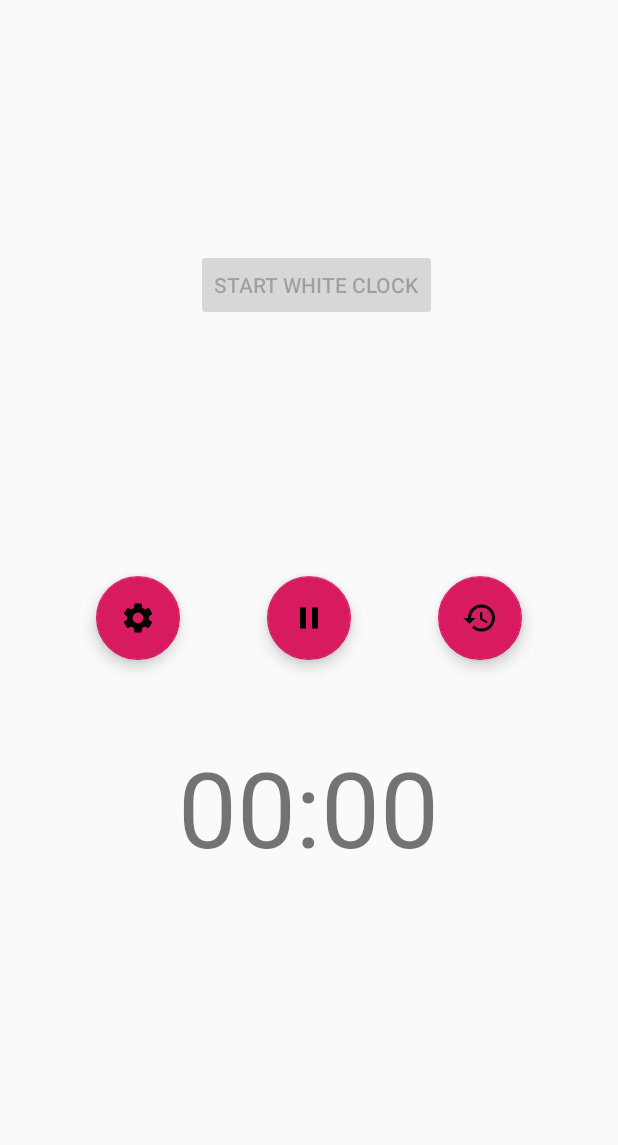
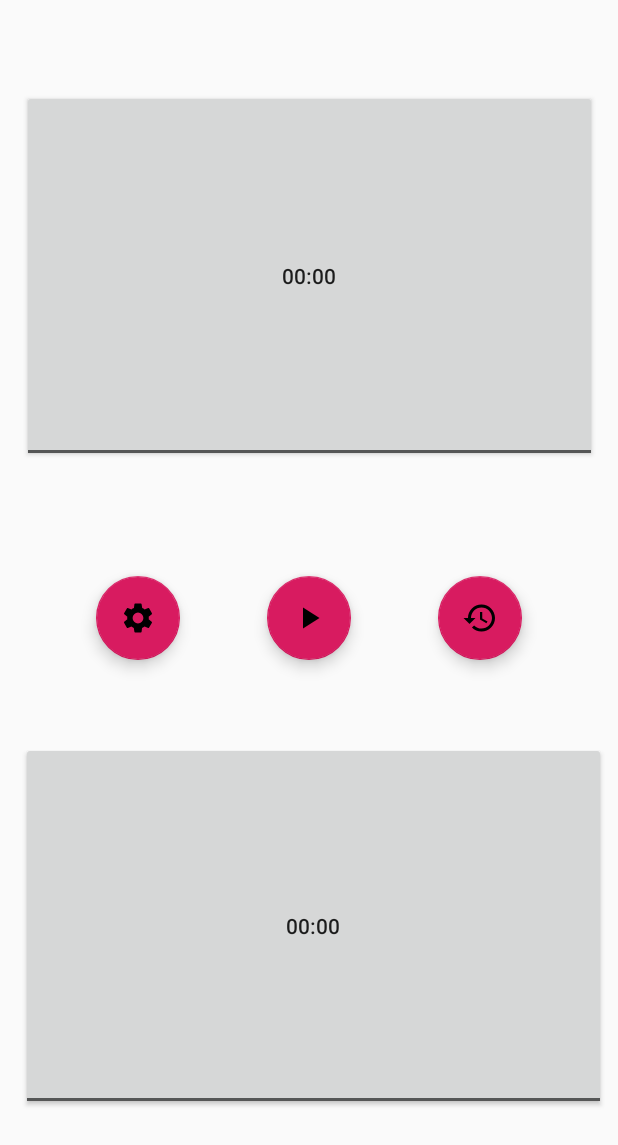
Before and after one commit to jwright12/ChessTimer, an Android app: the screen it shows after launch (MainActivity), after a tap on "SET", on a phone screen of 412 x 824 dp. Shown: the top 1145 px of the screen. Run offline under Robolectric (Android 15) with nearby library versions, the phone set to English and light mode, and no system bars; 1 statement that could not run was skipped; 1 other tap on this screen came first.

Commit message:
Slowly making progress

```diff
--- a/app/src/main/java/com/example/chess_time/Clock.kt
+++ b/app/src/main/java/com/example/chess_time/Clock.kt
@@ -12,9 +12,5 @@ class Clock : AppCompatActivity(){
         super.onCreate(savedInstanceState)
         setContentView(R.layout.activity_main)
 
-        start_white_button.setOnClickListener {
-            d("start white button", "pressed")
-
         }
-    }
 }
--- a/app/src/main/java/com/example/chess_time/MainActivity.kt
+++ b/app/src/main/java/com/example/chess_time/MainActivity.kt
@@ -13,9 +13,15 @@ import java.util.*
 
 class MainActivity : AppCompatActivity() {
 
-    private var isPaused = false
-    private var isCancelled = false
-    private var resumeFromMillis:Long = 0
+    // White clock state variables
+    private var white_isPaused = false
+    private var white_isCancelled = false
+    private var white_resumeFromMillis:Long = 0
+
+    // Black
+    private var black_isPaused = false
+    private var black_isCancelled = false
+    private var black_resumeFromMillis:Long = 0
 
     override fun onCreate(savedInstanceState: Bundle?) {
         super.onCreate(savedInstanceState)
@@ -45,39 +51,79 @@ class MainActivity : AppCompatActivity() {
             }
 
             // Display the countdown in 00:00:00 format, update buttons, hide irrelevant objects
-            format_countdown_text(input_time_long)
+            format_white_countdown(input_time_long)
+            format_black_countdown(input_time_long)
             close_keyboard()
             format_interface()
+
+            // Enable the black toggle button to start the match
+            black_toggle.isClickable = true
+            Toast.makeText(this@MainActivity, "Black clicks their clock to start", Toast.LENGTH_SHORT).show()
         }
 
         restart_game_button.setOnClickListener {
-            // Activate time setting input and button, clear display countdown text
+
+            // Update both sides clock states and display text/images
+            white_isCancelled = true
+            black_isCancelled = true
+            white_isPaused = false
+            black_isPaused = false
+
+            //it.isEnabled = false
+            pause_resume_game_button.setImageResource(R.drawable.ic_play_arrow_black_24dp)
+
+            black_toggle.setText("00:00")
+            white_toggle.setText("00:00")
+
             match_time_input.isVisible = true
             set_match_time_button.isVisible = true
-            countdown_text_white.setText("00:00")
+        }
+
+        pause_resume_game_button.setOnClickListener {
+
+            // Pause and resume both white and black clocks
+            if (white_isPaused == false && black_isPaused == false) {
+                white_isPaused = true
+                black_isPaused = true
+                pause_resume_game_button.setImageResource(R.drawable.ic_play_arrow_black_24dp)
+            } else {
+                timer_white(white_resumeFromMillis, default_interval).start()
+                timer_black(black_resumeFromMillis, default_interval).start()
+                white_isPaused = false
+                black_isPaused = false
+                pause_resume_game_button.setImageResource(R.drawable.ic_pause_black_24dp)
+            }
 
         }
 
-        start_white_button.setOnClickListener {
-            // Start the countdown timer, update floating action buttons
+        black_toggle.setOnClickListener {
+
+            // start white timer
             timer_white(input_time_long, default_interval).start()
-            it.isEnabled = false
-            pause_game_button.setImageResource(R.drawable.ic_pause_black_24dp)
-            isCancelled = false
-            isPaused = false
+
+            // Update floating action button
+            pause_resume_game_button.setImageResource(R.drawable.ic_pause_black_24dp)
+
+            // Enable white button & disable black
+
         }
 
-        pause_game_button.setOnClickListener {
-            isPaused = true
-            isCancelled = false
-            it.isEnabled = false
-            pause_game_button.setImageResource(R.drawable.ic_play_arrow_black_24dp)
+        white_toggle.setOnClickListener {
+
+            // Pause whites time
+            white_isPaused = true
+            white_isCancelled = false
+
+            // Start blacks clock
+            timer_black(input_time_long, default_interval).start()
+
+            // Enable white button & disable black
 
         }
     }
 
 
-    private fun format_countdown_text(input_time_long: Long) {
+    private fun format_white_countdown(input_time_long: Long) {
         // Format and display the countdown text, close keyboard and input text
         // Convert to hours, minutes, seconds
 
@@ -92,7 +138,32 @@ class MainActivity : AppCompatActivity() {
             formatted_time = String.format(Locale.getDefault(), "%02d:%02d", minutes, seconds)
         }
 
-        countdown_text_white.setText(formatted_time)
+        //white toggle button text
+        white_toggle.setText(formatted_time)
+        white_toggle.textOff = formatted_time
+        white_toggle.textOn = formatted_time
+    }
+
+    private fun format_black_countdown(input_time_long: Long) {
+        // Format and display the countdown text, close keyboard and input text
+        // Convert to hours, minutes, seconds
+
+        val hours = (input_time_long / 1000) / 3600
+        val minutes = ((input_time_long / 1000) % 3600) / 60
+        val seconds = (input_time_long / 1000) % 60
+        val formatted_time: String
+
+        if (hours > 0) {
+            formatted_time = String.format(Locale.getDefault(), "%d:%02d:%02d", hours, minutes, seconds)
+        } else {
+            formatted_time = String.format(Locale.getDefault(), "%02d:%02d", minutes, seconds)
+        }
+
+        // Set the beginning time for all toggle button states for now. Unless something else makes more sense later.
+        black_toggle.setText(formatted_time)
+        black_toggle.textOff = formatted_time
+        black_toggle.textOn = formatted_time
+
     }
 
     private fun format_interface() {
@@ -103,17 +174,39 @@ class MainActivity : AppCompatActivity() {
 
     private fun timer_white(time: Long, interval: Long): CountDownTimer {
         return object : CountDownTimer(time, interval) {
-            override fun onTick(time_to_finish: Long) {
+            override fun onTick(white_time_to_finish: Long) {
 
-                val timeRemaining = time_to_finish
+                val white_timeRemaining = white_time_to_finish
 
-                if (isPaused) {
-                    resumeFromMillis = time_to_finish
+                if (white_isPaused) {
+                    white_resumeFromMillis = white_time_to_finish
                     cancel()
-                } else if (isCancelled) {
+                } else if (white_isCancelled) {
                     cancel()
                 } else {
-                    format_countdown_text(timeRemaining)
+                    format_white_countdown(white_timeRemaining)
+                }
+            }
+
+            override fun onFinish() {
+                println("Done")
+            }
+        }
+    }
+
+    private fun timer_black(time: Long, interval: Long): CountDownTimer {
+        return object : CountDownTimer(time, interval) {
+            override fun onTick(black_time_to_finish: Long) {
+
+                val black_timeRemaining = black_time_to_finish
+
+                if (black_isPaused) {
+                    black_resumeFromMillis = black_time_to_finish
+                    cancel()
+                } else if (black_isCancelled) {
+                    cancel()
+                } else {
+                    format_black_countdown(black_timeRemaining)
                 }
             }
 
--- a/app/src/main/res/layout/activity_main.xml
+++ b/app/src/main/res/layout/activity_main.xml
@@ -10,13 +10,16 @@
     <include layout="@layout/content_main" app:layout_anchorGravity="start|center"
     />
 
+
     <com.google.android.material.floatingactionbutton.FloatingActionButton
-            android:id="@+id/pause_game_button"
+            android:id="@+id/pause_resume_game_button"
             android:layout_width="wrap_content"
             android:layout_height="wrap_content"
             android:layout_gravity="center|center"
             android:layout_margin="@dimen/fab_margin"
-            app:srcCompat="@drawable/ic_play_arrow_black_24dp"/>
+            app:srcCompat="@drawable/ic_play_arrow_black_24dp"
+            android:clickable="false"
+           />
 
     <com.google.android.material.floatingactionbutton.FloatingActionButton
             android:id="@+id/restart_game_button"
@@ -25,8 +28,10 @@
             android:layout_gravity="center|right"
             android:layout_margin="@dimen/fab_bigger"
             app:srcCompat="@drawable/ic_restore_black_24dp"/>
+
+
     <com.google.android.material.floatingactionbutton.FloatingActionButton
-            android:id="@+id/resume_game_button"
+            android:id="@+id/settings_button"
             android:layout_width="wrap_content"
             android:layout_height="wrap_content"
             android:layout_margin="@dimen/fab_bigger"
--- a/app/src/main/res/layout/content_main.xml
+++ b/app/src/main/res/layout/content_main.xml
@@ -10,26 +10,6 @@
         tools:context=".MainActivity">
 
 
-    <TextView
-            android:text="0:00"
-            android:layout_width="wrap_content"
-            android:textSize="70sp"
-            android:layout_height="wrap_content"
-            android:id="@+id/countdown_text_white" app:layout_constraintEnd_toEndOf="parent" android:layout_marginEnd="8dp"
-            android:layout_marginRight="8dp" app:layout_constraintStart_toStartOf="parent"
-            android:layout_marginLeft="8dp" android:layout_marginStart="8dp" android:layout_marginBottom="8dp"
-            app:layout_constraintBottom_toBottomOf="parent" android:layout_marginTop="8dp"
-            app:layout_constraintTop_toTopOf="parent" app:layout_constraintHorizontal_bias="0.497"
-            app:layout_constraintVertical_bias="0.676"/>
-    <Button
-            android:text="Start White Clock"
-            android:layout_width="wrap_content"
-            android:layout_height="wrap_content"
-            android:id="@+id/start_white_button" app:layout_constraintStart_toStartOf="parent" android:layout_marginLeft="8dp"
-            android:layout_marginStart="8dp" app:layout_constraintEnd_toEndOf="parent" android:layout_marginEnd="8dp"
-            android:layout_marginRight="8dp" android:layout_marginTop="8dp" app:layout_constraintTop_toTopOf="parent"
-            android:layout_marginBottom="8dp" app:layout_constraintBottom_toBottomOf="parent"
-            app:layout_constraintHorizontal_bias="0.521" app:layout_constraintVertical_bias="0.208"/>
     <EditText
             android:layout_width="195dp"
             android:layout_height="44dp"
@@ -41,7 +21,7 @@
             app:layout_constraintTop_toTopOf="parent" android:layout_marginStart="8dp"
             app:layout_constraintStart_toStartOf="parent" android:layout_marginLeft="8dp" android:layout_marginEnd="8dp"
             app:layout_constraintEnd_toEndOf="parent" android:layout_marginRight="8dp"
-    />
+            app:layout_constraintHorizontal_bias="0.385"/>
     <Button
             android:text="Set"
             android:layout_width="wrap_content"
@@ -51,6 +31,26 @@
             android:layout_marginRight="8dp" android:layout_marginTop="8dp" app:layout_constraintTop_toTopOf="parent"
             android:layout_marginLeft="8dp"
             android:layout_marginStart="8dp" app:layout_constraintStart_toEndOf="@+id/match_time_input"/>
+    <ToggleButton
+            android:text="ToggleButton"
+            android:layout_width="383dp"
+            android:layout_height="248dp"
+            android:clickable="false"
+            android:id="@+id/black_toggle" app:layout_constraintStart_toStartOf="parent" android:layout_marginLeft="8dp"
+            android:layout_marginStart="8dp" app:layout_constraintEnd_toEndOf="parent" android:layout_marginEnd="8dp"
+            android:layout_marginRight="8dp" android:layout_marginTop="60dp"
+            app:layout_constraintTop_toTopOf="@+id/match_time_input" android:textOff="00:00:00"
+            android:textOn="00:00:00"/>
+    <ToggleButton
+            android:text="ToggleButton"
+            android:layout_width="390dp"
+            android:layout_height="245dp"
+            android:clickable="false"
+            android:id="@+id/white_toggle" android:layout_marginBottom="84dp"
+            app:layout_constraintBottom_toBottomOf="parent" app:layout_constraintStart_toStartOf="parent"
+            android:layout_marginLeft="8dp" android:layout_marginStart="8dp" app:layout_constraintEnd_toEndOf="parent"
+            android:layout_marginEnd="8dp" android:layout_marginRight="8dp"
+            app:layout_constraintHorizontal_bias="1.0" android:textOff="00:00:00" android:textOn="00:00:00"/>
 
 
 </androidx.constraintlayout.widget.ConstraintLayout>
```
Also changed, not shown: app/src/main/java/com/example/chess_time/Match.kt (+0 -7 lines).
